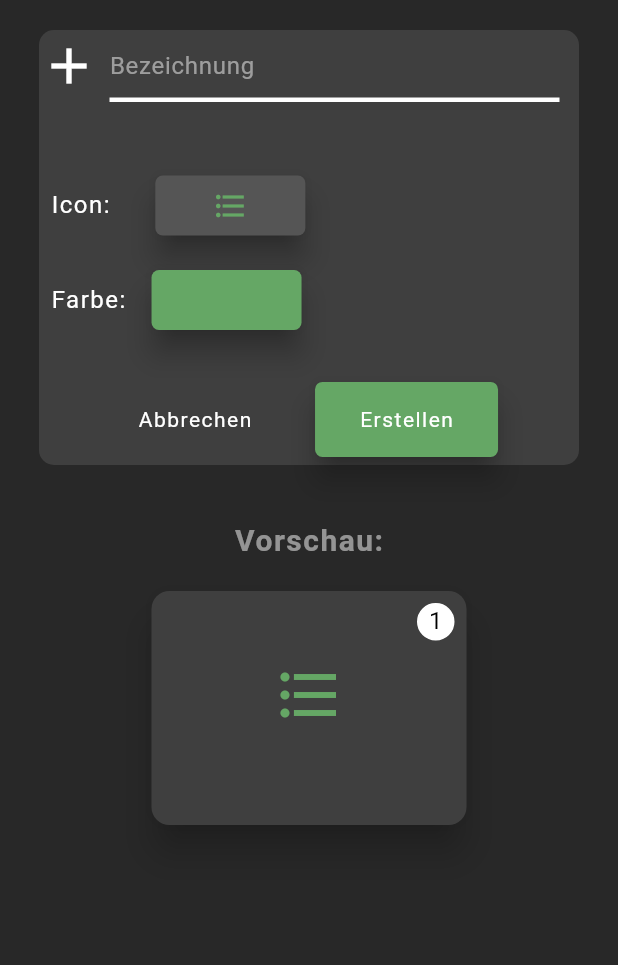
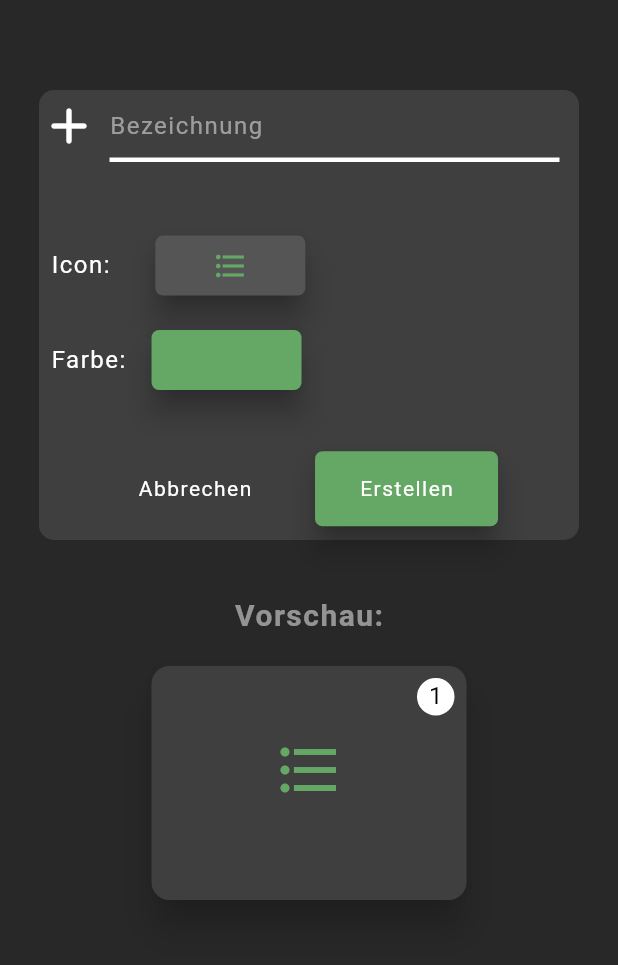
Before and after one commit to JonasBartlla/software_engineering_project_flutter, a Flutter app: the screen it shows once a user with an empty profile is signed in, after a tap on the "format list bulleted add" icon, on a phone screen of 412 x 824 dp, the part 84-1049 px from its top. Run offline on Flutter 3.47's test engine with Material 3 defaults, Android fonts, the phone set to English and light mode, and no system bars; our stand-ins replace cloud_firestore, firebase_auth, firebase_core, firebase_messaging, firebase_storage, flutter_spinkit and 4 more; missing offline and left inert: dart:html, list_ext; accounts and stored records are empty; network calls fail; Roboto replaces fonts that are missing (Comfortaa); project files that could hold a hidden picture were left out.

Commit message:
Liste erstellen & bearbeiten frontendtechnisch angepasst, dass es schön aussieht

```diff
--- a/lib/pages/home/lists/create_list_screen.dart
+++ b/lib/pages/home/lists/create_list_screen.dart
@@ -1,7 +1,6 @@
 import 'package:firebase_auth/firebase_auth.dart';
 import 'package:flutter/material.dart';
 import 'package:flutter/services.dart';
-import 'package:flutter/widgets.dart';
 import 'package:provider/provider.dart';
 import 'package:software_engineering_project_flutter/services/databaseService.dart';
 import 'package:software_engineering_project_flutter/shared/color_picker.dart';
@@ -59,12 +58,12 @@ class _CreateListPageState extends State<CreateListPage> {
             child: Column(
               children: [
                 const SizedBox(
-                  height: 20,
+                  height: 60,
                 ),
                 Center(
                   child: Container(
                     width: 360,
-                    height: 290,
+                    height: 300,
                     decoration: const BoxDecoration(
                       borderRadius: BorderRadius.only(
                         topLeft: Radius.circular(10),
@@ -81,7 +80,7 @@ class _CreateListPageState extends State<CreateListPage> {
                         Row(
                           children: <Widget>[
                             const Icon(
-                              Icons.add,
+                              Icons.add_rounded,
                               color: Colors.white,
                               size: 40.0,
                             ),
@@ -97,8 +96,7 @@ class _CreateListPageState extends State<CreateListPage> {
                                   inputFormatters: [
                                     LengthLimitingTextInputFormatter(16)
                                   ],
-                                  style: const TextStyle(
-                                      color: AppColors.myTextColor),
+                                  style: standardTextDecoration,
                                   validator: (value) {
                                     if (value!.isEmpty) {
                                       return 'Bitte eine Bezeichnung eingeben';
@@ -207,7 +205,7 @@ class _CreateListPageState extends State<CreateListPage> {
                         ]),
                         Expanded(
                           child: Align(
-                            alignment: const Alignment(1, 0.7),
+                            alignment: const Alignment(1, 0.6),
                             child: Row(
                               mainAxisAlignment: MainAxisAlignment.center,
                               children: [
```
Also changed, not shown: lib/pages/home/lists/edit_list_screen.dart (+42 -33 lines).
